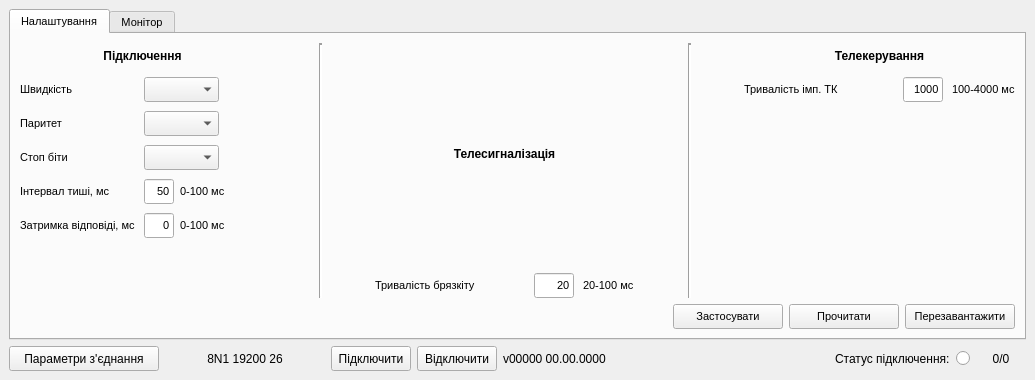
Above: mdio.ui from Goodjamp/Mdio before the change. Below: the same form after it.
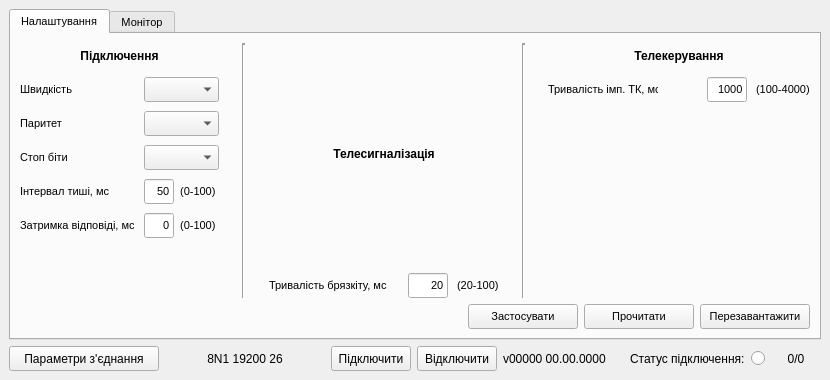
That is the form after the change.

```diff
--- a/mdio.ui
+++ b/mdio.ui
@@ -6,7 +6,7 @@
    <rect>
     <x>0</x>
     <y>0</y>
-    <width>1035</width>
+    <width>830</width>
     <height>380</height>
    </rect>
   </property>
@@ -16,6 +16,18 @@
     <verstretch>0</verstretch>
    </sizepolicy>
   </property>
+  <property name="minimumSize">
+   <size>
+    <width>830</width>
+    <height>380</height>
+   </size>
+  </property>
+  <property name="maximumSize">
+   <size>
+    <width>830</width>
+    <height>380</height>
+   </size>
+  </property>
   <property name="windowTitle">
    <string>Mdio</string>
   </property>
@@ -252,7 +264,7 @@
                 <item>
                  <widget class="QLabel" name="label_10">
                   <property name="text">
-                   <string>  0-100 мс</string>
+                   <string>  (0-100)</string>
                   </property>
                  </widget>
                 </item>
@@ -263,7 +275,7 @@
                   </property>
                   <property name="sizeHint" stdset="0">
                    <size>
-                    <width>40</width>
+                    <width>0</width>
                     <height>20</height>
                    </size>
                   </property>
@@ -304,7 +316,7 @@
                 <item>
                  <widget class="QLabel" name="label_11">
                   <property name="text">
-                   <string>  0-100 мс</string>
+                   <string>  (0-100)</string>
                   </property>
                  </widget>
                 </item>
@@ -315,7 +327,7 @@
                   </property>
                   <property name="sizeHint" stdset="0">
                    <size>
-                    <width>40</width>
+                    <width>0</width>
                     <height>20</height>
                    </size>
                   </property>
@@ -347,7 +359,7 @@
             </property>
             <property name="sizeHint" stdset="0">
              <size>
-              <width>40</width>
+              <width>0</width>
               <height>20</height>
              </size>
             </property>
@@ -370,7 +382,7 @@
             </property>
             <property name="sizeHint" stdset="0">
              <size>
-              <width>40</width>
+              <width>0</width>
               <height>20</height>
              </size>
             </property>
@@ -438,18 +450,18 @@
                <widget class="QLabel" name="lBounceTimeoute">
                 <property name="minimumSize">
                  <size>
-                  <width>110</width>
+                  <width>130</width>
                   <height>25</height>
                  </size>
                 </property>
                 <property name="maximumSize">
                  <size>
-                  <width>110</width>
+                  <width>130</width>
                   <height>25</height>
                  </size>
                 </property>
                 <property name="text">
-                 <string>Тривалість брязкіту</string>
+                 <string>Тривалість брязкіту, мс</string>
                 </property>
                </widget>
               </item>
@@ -460,7 +472,7 @@
                 </property>
                 <property name="sizeHint" stdset="0">
                  <size>
-                  <width>40</width>
+                  <width>0</width>
                   <height>20</height>
                  </size>
                 </property>
@@ -469,7 +481,7 @@
               <item row="0" column="3">
                <widget class="QLabel" name="label_8">
                 <property name="text">
-                 <string>20-100 мс</string>
+                 <string>(20-100)</string>
                 </property>
                </widget>
               </item>
@@ -484,7 +496,7 @@
             </property>
             <property name="sizeHint" stdset="0">
              <size>
-              <width>40</width>
+              <width>0</width>
               <height>20</height>
              </size>
             </property>
@@ -507,7 +519,7 @@
             </property>
             <property name="sizeHint" stdset="0">
              <size>
-              <width>40</width>
+              <width>0</width>
               <height>20</height>
              </size>
             </property>
@@ -564,7 +576,7 @@
                  </size>
                 </property>
                 <property name="text">
-                 <string>Тривалість імп. ТК</string>
+                 <string>Тривалість імп. ТК, мс</string>
                 </property>
                </widget>
               </item>
@@ -606,7 +618,7 @@
               <item row="0" column="3">
                <widget class="QLabel" name="label_9">
                 <property name="text">
-                 <string>100-4000 мс</string>
+                 <string>(100-4000)</string>
                 </property>
                </widget>
               </item>
```
Left out of the diff: 2 changed lines with no effect on the pictures.
